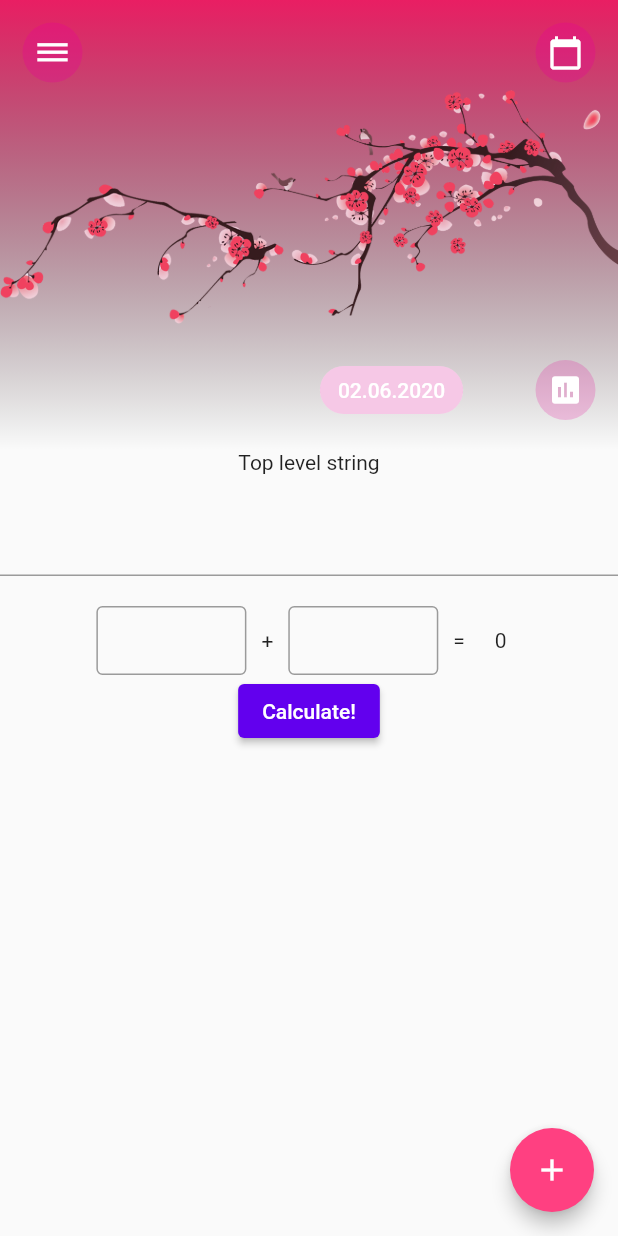
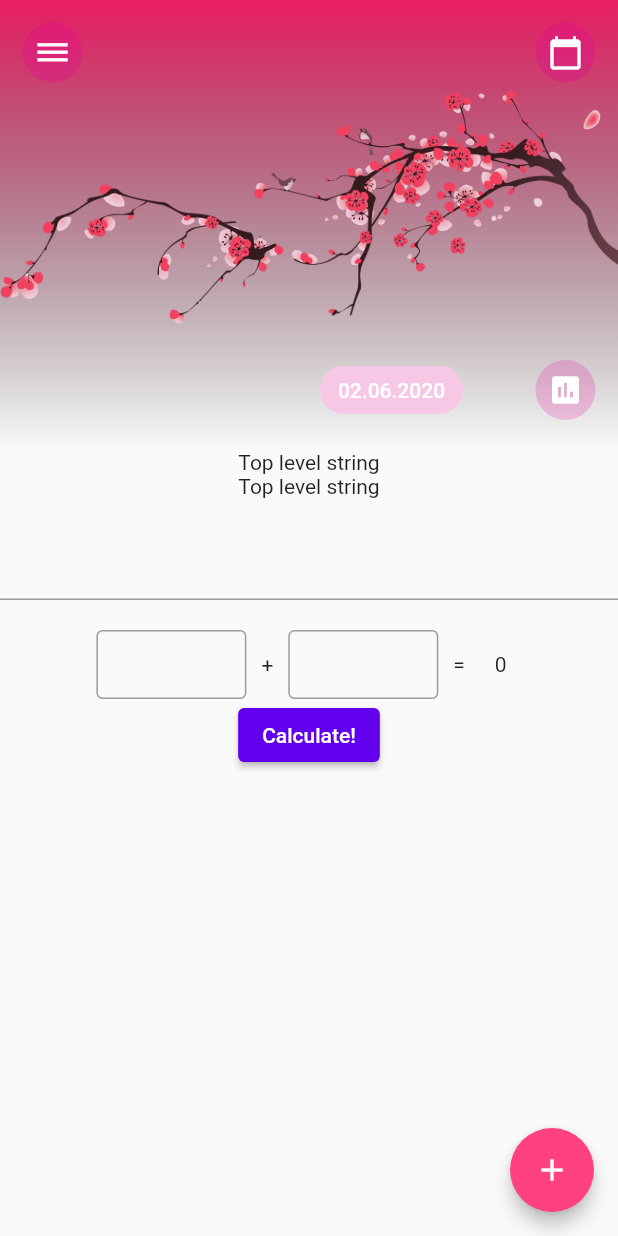
Before and after one commit to IDHaunter/affairs, a Flutter app: the screen it shows after launch, on a phone screen of 412 x 824 dp. Run offline on Flutter 3.47's test engine with Material 2 defaults, Android fonts, the phone set to English and light mode, and no system bars; our stand-ins replace google_fonts, shared_preferences; generated files the repository leaves out were written again; statements that could not run were skipped.

Commit message:
provider learning

```diff
--- a/lib/app/pages/home_page.dart
+++ b/lib/app/pages/home_page.dart
@@ -1,6 +1,7 @@
 import 'package:affairs/app/widgets/top_bar.dart';
 import 'package:affairs/app/widgets/navigation_drawer.dart';
 import 'package:affairs/core/common_export.dart';
+
 //import 'package:affairs/tests/test_inherit.dart';
 //import 'package:affairs/tests/test_inherit_notifier.dart';
 import 'package:affairs/tests/test_change_notifier_provider.dart';
@@ -17,23 +18,17 @@ class HomePage extends StatelessWidget {
         children: [
           TopBar(),
           //Text(context.watch<String>()) - для обычного провайдера
-          Text(context.watch<DataGlobal>().getDataS), //смотрит за моделью
-          SizedBox(
-            height: 20,
-          ),
-          SomeDataS(),
-          SizedBox(
-            height: 20,
-          ),
+          SomeDataTest(),
           //TestInherit(),      //просто inherit - вниз по дереву
           //SimpleCalcWidget(), //через inherit notifier
-          PSimpleCalcWidget(),   //через провайдер
+          PSimpleCalcWidget(), //через провайдер
           //TestInheritNotifier(),
         ],
       ),
       floatingActionButton: FloatingActionButton(
         onPressed: () {
-          context.read<DataGlobal>().changeString(AppLocalizations.of(context)!.helloWorld); //пишет в модель
+          context.read<DataGlobal>().putDataS(
+              AppLocalizations.of(context)!.helloWorld); //пишет в модель
         },
         elevation: 5,
         tooltip: 'Добавить новую задачу',
@@ -42,12 +37,3 @@ class HomePage extends StatelessWidget {
     );
   }
 }
-
-class SomeDataS extends StatelessWidget {
-  const SomeDataS({Key? key}) : super(key: key);
-
-  @override
-  Widget build(BuildContext context) {
-    return TextField(onChanged: (newData) => context.read<DataGlobal>().changeString(newData)); //пишет в модель
-  }
-}
--- a/lib/core/models/data_global.dart
+++ b/lib/core/models/data_global.dart
@@ -3,9 +3,9 @@ import 'package:flutter/widgets.dart';
 class DataGlobal with ChangeNotifier {
   String dataS='Top level string';
 
-  get getDataS => dataS;
+  get takeDataS => dataS;
 
-  void changeString(String newString) {
+  void putDataS(String newString) {
   dataS = newString;
 
   //Изменили данные и добавили оповещалку, которая сообщит подписчикам о том
--- a/lib/tests/test_change_notifier_provider.dart
+++ b/lib/tests/test_change_notifier_provider.dart
@@ -27,22 +27,26 @@ class PSimpleCalcModel extends ChangeNotifier {
   }
 }
 
-//Стейтфул нужен чтобы хранить модель
-class PSimpleCalcWidget extends StatefulWidget {
+//Стейтфул нужен чтобы хранить модель не нужен! Этим занимается провайдер!
+class PSimpleCalcWidget extends StatelessWidget {
   const PSimpleCalcWidget({Key? key}) : super(key: key);
-
-  @override
-  State<PSimpleCalcWidget> createState() => _PSimpleCalcWidgetState();
-}
-
-class _PSimpleCalcWidgetState extends State<PSimpleCalcWidget> {
 
   @override
   Widget build(BuildContext context) {
     //в качестве чайлда нужен отдельный виджет чтобы в его билд передать контекст
-    //с SimpleCalcProvider и его моделью данных,
+    //а ChangeNotifierProvider инициализирует и сохранит модель данных,
+    //т.е. возьмёт на себя функции state как в stateful
+    //final model=PSimpleCalcModel(); модель можно инициализировать самому, и использовать именной конструктор (.value)
+    //ChangeNotifierProvider.value(value: model, child: ...,) - если нужно передать модель на другой экран
+    //но тогда создавать и уничтожать модель нужно самому...
+    //если же использовать просто Provider вместо ChangeNotifierProvider то появляется возможность использовать select
+    //select это аналог watch но отслеживается только изменение конкретного одного параметра
+    //но для обычного provider код модели данных будет гораздо больше и будет похож на inherit
+    //Provider вместо ChangeNotifierProvider нужно использовать для комплексных сложных моделей данных
+    //т.е. там не просто переменные вложенные классы с кучей виджетов, иначе перегрузим приложение
     return ChangeNotifierProvider(
       create: (context) => PSimpleCalcModel(),
+      lazy: true, //true-создаст модель в памяти при первом обращении, false - сразу
       child: const PCalcArea(),
     );
   }
@@ -103,3 +107,39 @@ class PResultWidget extends StatelessWidget {
     return Text(value.toString());
   }
 }
+
+//------------------------------------------------------------------------------
+class SomeDataTest extends StatelessWidget {
+  const SomeDataTest({Key? key}) : super(key: key);
+
+  @override
+  Widget build(BuildContext context) {
+    return Column(
+      children:  [
+        //две строчки аналогичны
+        Text(context.watch<DataGlobal>().takeDataS), //смотрит за моделью
+        Text(Provider.of<DataGlobal>(context, listen: true).takeDataS), //смотрит за моделью
+        const SizedBox(
+          height: 20,
+        ),
+        const SomeDataS(),
+        const SizedBox(
+          height: 20,
+        ),
+      ],
+    );
+  }
+}
+
+class SomeDataS extends StatelessWidget {
+  const SomeDataS({Key? key}) : super(key: key);
+
+  @override
+  Widget build(BuildContext context) {
+    return TextField(
+        onChanged: (newData) =>
+        //Эти две строки аналогичны
+        Provider.of<DataGlobal>(context, listen: false).putDataS(newData)); //пишет в модель
+         //   context.read<DataGlobal>().changeString(newData)); //пишет в модель
+  }
+}
```
Also changed, not shown: lib/tests/test_inherit_notifier.dart (+2 -0 lines).
